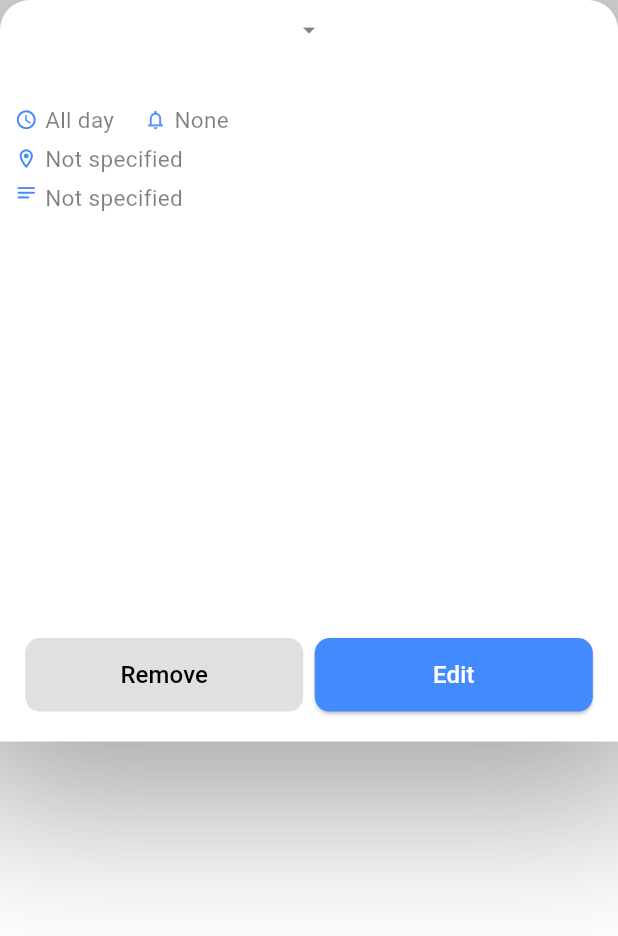
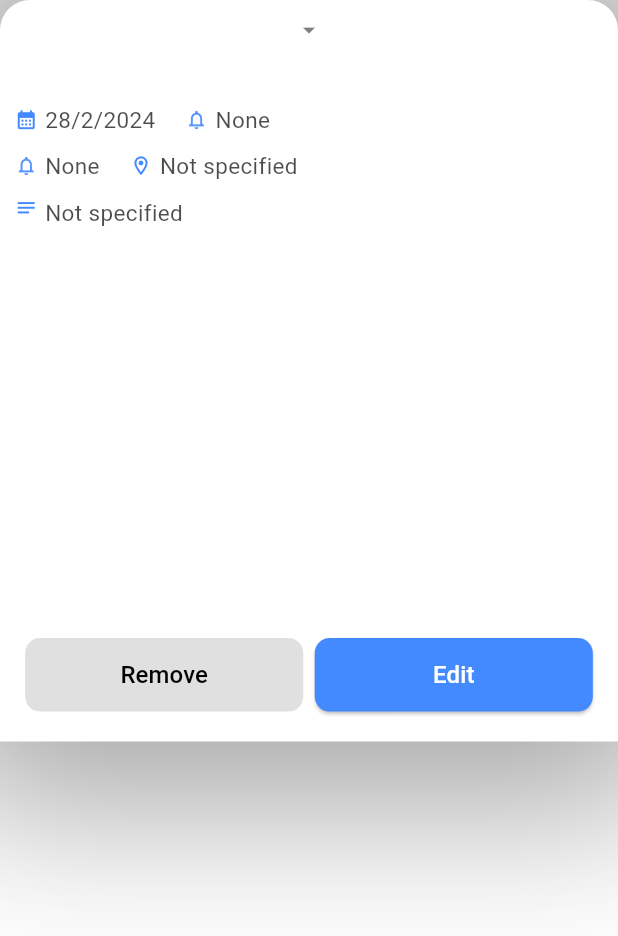
Before and after one commit to joharkhan99/quickcal, a Flutter app: the DetailsBottomSheet widget shown alone on an empty page, opened directly with empty values, on a phone screen of 412 x 824 dp. Shown: the top 936 px of the screen. Run offline on Flutter 3.47's test engine with Material 3 defaults, Android fonts, the phone set to English and light mode, and no system bars; our stand-ins replace hive, hive_flutter; accounts and stored records are empty.

Commit message:
added edit event functionality

```diff
--- a/lib/components/edittask/edit_bottom_buttons.dart
+++ b/lib/components/edittask/edit_bottom_buttons.dart
@@ -47,7 +47,7 @@ class EditBottomButtons extends StatelessWidget {
                 ),
               ),
               child: const Text(
-                'Save',
+                'Update',
                 style: TextStyle(color: Colors.white, fontSize: 16, fontWeight: FontWeight.w500),
               ),
             ),
--- a/lib/components/edittask/edit_color_field.dart
+++ b/lib/components/edittask/edit_color_field.dart
@@ -1,5 +1,5 @@
 import 'package:flutter/material.dart';
-import 'package:quickcal/components/addtask/event_color_modal.dart';
+import 'package:quickcal/components/edittask/edit_color_modal.dart';
 import 'package:quickcal/models/task.dart';
 
 class EditColorField extends StatefulWidget {
@@ -22,7 +22,7 @@ class _EditColorFieldState extends State<EditColorField> {
     showDialog(
       context: context,
       builder: (context) {
-        return EventColorDialogBox(
+        return EditColorDialogBox(
           handleColorSelection: handleColorSelection,
           colorIndex: widget.task.colorIndex,
           colors: widget.task.colors,
--- a/lib/components/misc/details_bottom_sheet.dart
+++ b/lib/components/misc/details_bottom_sheet.dart
@@ -76,16 +76,16 @@ class DetailsBottomSheet extends StatelessWidget {
                   Row(
                     children: [
                       Icon(
-                        Icons.access_time,
+                        Icons.calendar_month,
                         fill: 1,
                         size: 15,
                         color: task.getColor(),
                       ),
                       const SizedBox(width: 5),
                       Text(
-                        getTaskTime(task, context),
+                        '${task.date.day}/${task.date.month}/${task.date.year}',
                         style: TextStyle(
-                          color: Colors.black.withOpacity(0.5),
+                          color: Colors.black.withOpacity(0.7),
                           fontSize: 15,
                         ),
                       ),
@@ -99,15 +99,29 @@ class DetailsBottomSheet extends StatelessWidget {
                       Text(
                         task.notifyTime,
                         style: TextStyle(
-                          color: Colors.black.withOpacity(0.5),
+                          color: Colors.black.withOpacity(0.7),
                           fontSize: 15,
                         ),
                       ),
                     ],
                   ),
-                  const SizedBox(height: 5),
+                  const SizedBox(height: 10),
                   Row(
                     children: [
+                      Icon(
+                        Icons.notifications_none,
+                        size: 15,
+                        color: task.getColor().withOpacity(0.9),
+                      ),
+                      const SizedBox(width: 5),
+                      Text(
+                        task.notifyTime,
+                        style: TextStyle(
+                          color: Colors.black.withOpacity(0.7),
+                          fontSize: 15,
+                        ),
+                      ),
+                      const SizedBox(width: 20),
                       Icon(
                         Icons.location_on_outlined,
                         fill: 1,
@@ -118,13 +132,13 @@ class DetailsBottomSheet extends StatelessWidget {
                       Text(
                         task.location == '' ? 'Not specified' : task.location,
                         style: TextStyle(
-                          color: Colors.black.withOpacity(0.5),
+                          color: Colors.black.withOpacity(0.7),
                           fontSize: 15,
                         ),
                       ),
                     ],
                   ),
-                  const SizedBox(height: 5),
+                  const SizedBox(height: 10),
                   Row(
                     crossAxisAlignment: CrossAxisAlignment.start,
                     children: [
@@ -139,7 +153,7 @@ class DetailsBottomSheet extends StatelessWidget {
                         child: Text(
                           task.notes == '' ? 'Not specified' : task.notes,
                           style: TextStyle(
-                            color: Colors.black.withOpacity(0.5),
+                            color: Colors.black.withOpacity(0.7),
                             fontSize: 15,
                           ),
                         ),
--- a/lib/pages/create_task_page.dart
+++ b/lib/pages/create_task_page.dart
@@ -78,6 +78,8 @@ class _CreateTaskPageState extends State<CreateTaskPage> {
     _locationController.clear();
     _notesController.clear();
     task = Task();
+
+    const SnackBar(content: Text('Event added successfully!'));
 
     Navigator.pop(context);
   }
```
Also changed, not shown: lib/data/database.dart (+13 -2 lines), lib/pages/edit_task_page.dart (+25 -20 lines).
